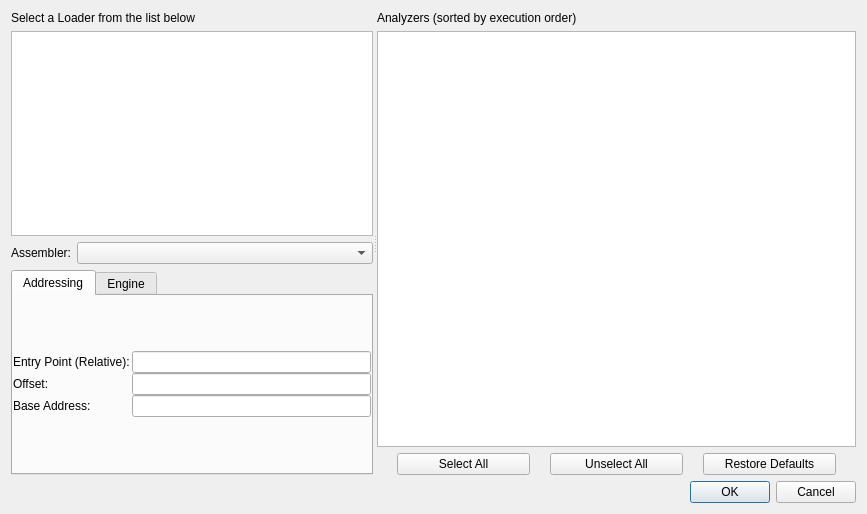
First picture: the form in dialogs/loaderdialog/loaderdialog.ui, repository REDasmOrg/REDasm, before the edit.
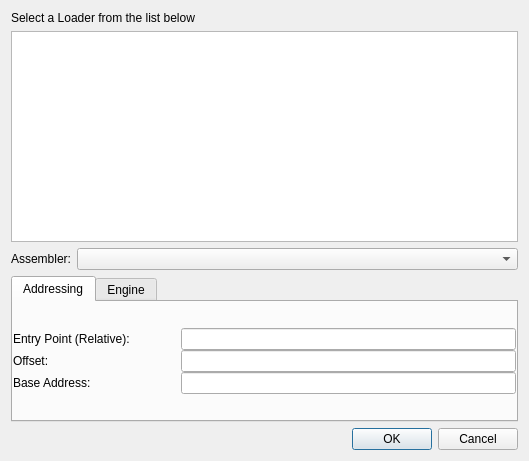
Second picture: the form after the edit.

Commit message: Split LoaderDialog/AnalyzerDialog

Diff of the .ui file:
```diff
--- a/dialogs/loaderdialog/loaderdialog.ui
+++ b/dialogs/loaderdialog/loaderdialog.ui
@@ -6,8 +6,8 @@
    <rect>
     <x>0</x>
     <y>0</y>
-    <width>867</width>
-    <height>514</height>
+    <width>529</width>
+    <height>461</height>
    </rect>
   </property>
   <property name="windowTitle">
@@ -16,14 +16,7 @@
   <property name="modal">
    <bool>true</bool>
   </property>
-  <layout class="QVBoxLayout" name="verticalLayout_5">
-   <item>
-    <widget class="QSplitter" name="splitter">
-     <property name="orientation">
-      <enum>Qt::Horizontal</enum>
-     </property>
-     <widget class="QWidget" name="layoutWidget">
-      <layout class="QVBoxLayout" name="verticalLayout_3">
+  <layout class="QVBoxLayout" name="verticalLayout_3" stretch="0,1,0,0,0">
        <item>
         <widget class="QLabel" name="label_6">
          <property name="text">
@@ -157,80 +150,6 @@
               <string>Skip Control Flow Graph</string>
              </property>
             </widget>
-           </item>
-          </layout>
-         </widget>
-        </widget>
-       </item>
-      </layout>
-     </widget>
-     <widget class="QWidget" name="">
-      <layout class="QVBoxLayout" name="verticalLayout_4">
-       <item>
-        <widget class="QLabel" name="label_7">
-         <property name="text">
-          <string>&lt;html&gt;&lt;head/&gt;&lt;body&gt;&lt;p&gt;Analyzers (sorted by execution order)&lt;/p&gt;&lt;/body&gt;&lt;/html&gt;</string>
-         </property>
-        </widget>
-       </item>
-       <item>
-        <widget class="QTableView" name="tvAnalyzers">
-         <property name="editTriggers">
-          <set>QAbstractItemView::NoEditTriggers</set>
-         </property>
-         <property name="selectionMode">
-          <enum>QAbstractItemView::SingleSelection</enum>
-         </property>
-         <property name="selectionBehavior">
-          <enum>QAbstractItemView::SelectRows</enum>
-         </property>
-         <property name="showGrid">
-          <bool>false</bool>
-         </property>
-         <property name="wordWrap">
-          <bool>false</bool>
-         </property>
-         <attribute name="horizontalHeaderStretchLastSection">
-          <bool>true</bool>
-         </attribute>
-         <attribute name="verticalHeaderVisible">
-          <bool>false</bool>
-         </attribute>
-        </widget>
-       </item>
-       <item>
-        <layout class="QHBoxLayout" name="horizontalLayout_2">
-         <property name="spacing">
-          <number>20</number>
-         </property>
-         <property name="leftMargin">
-          <number>20</number>
-         </property>
-         <property name="rightMargin">
-          <number>20</number>
-         </property>
-         <item>
-          <widget class="QPushButton" name="pbSelectAll">
-           <property name="text">
-            <string>Select All</string>
-           </property>
-          </widget>
-         </item>
-         <item>
-          <widget class="QPushButton" name="pbUnselectAll">
-           <property name="text">
-            <string>Unselect All</string>
-           </property>
-          </widget>
-         </item>
-         <item>
-          <widget class="QPushButton" name="pbRestoreDefaults">
-           <property name="text">
-            <string>Restore Defaults</string>
-           </property>
-          </widget>
-         </item>
-        </layout>
        </item>
       </layout>
      </widget>
```
Lines whose indentation alone changed are shown as unchanged. The commit also changes 7 other files.
